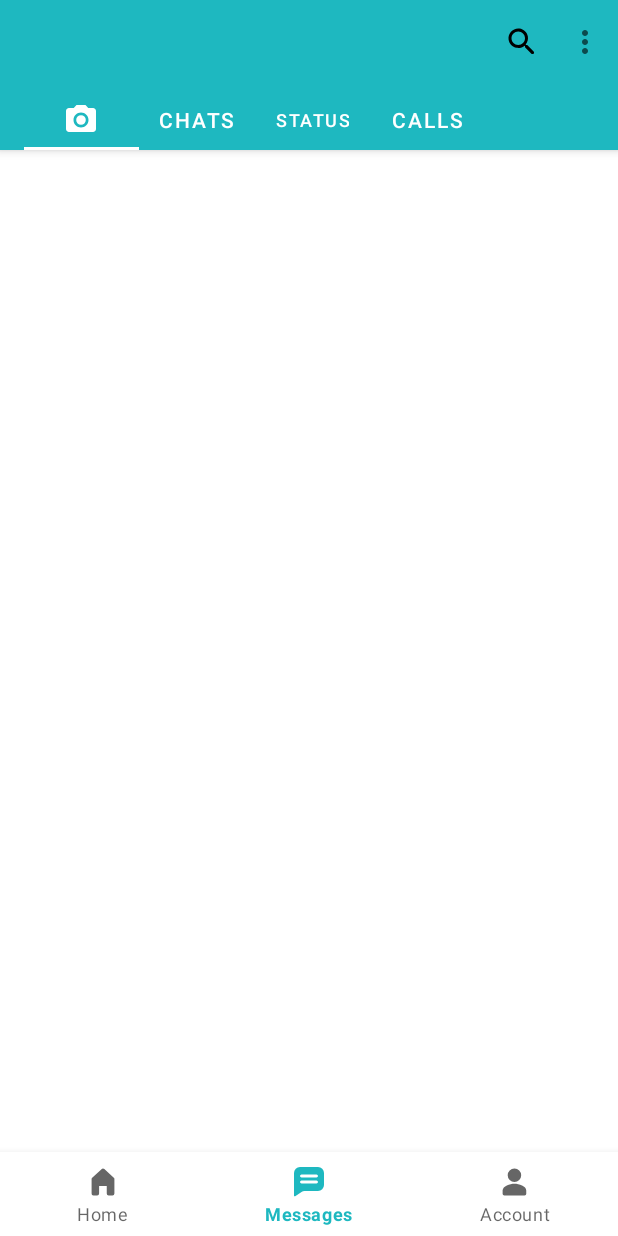
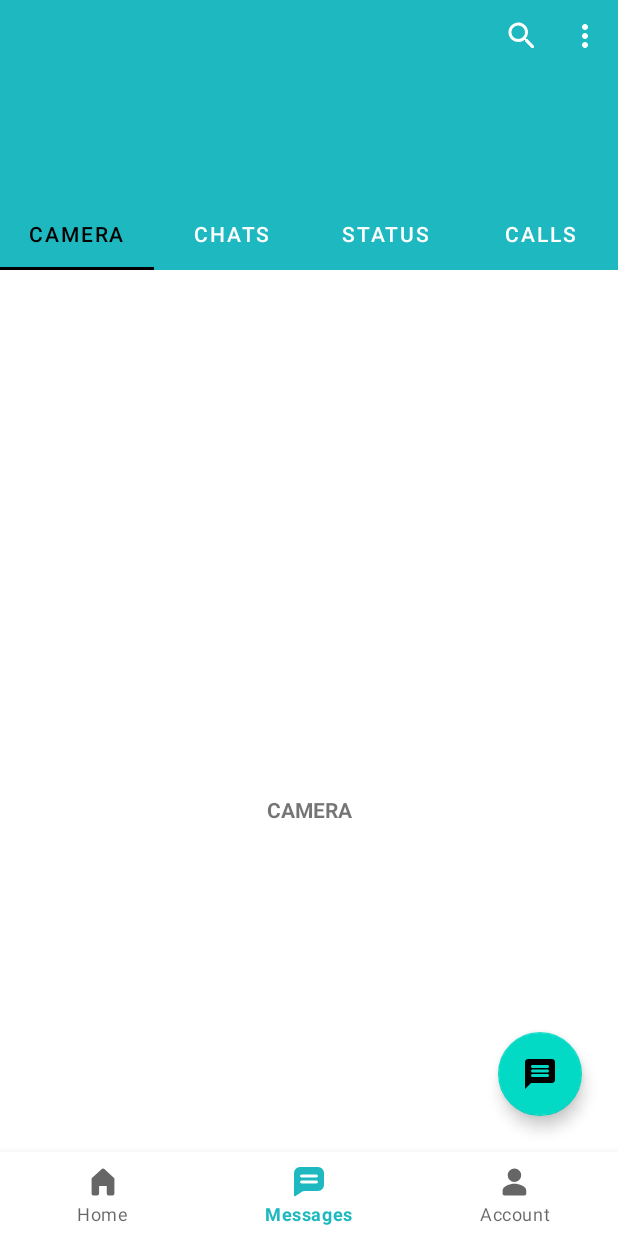
Before and after one commit to mohamedAllam9072/RevampGoopets, an Android app: the screen it shows after launch (MainActivity), on a phone screen of 412 x 824 dp. Run offline under Robolectric (Android 15) with nearby library versions, the phone set to English and light mode, and no system bars; our stand-ins replace data binding, navigation-ui.

Commit message:
start chat app 3

```diff
--- /dev/null
+++ b/app/src/main/java/com/allam/revampgopets/ui/allChats/adapters/ChatPagerAdapter.java
@@ -0,0 +1,55 @@
+package com.allam.revampgopets.ui.allChats.adapters;
+
+import android.content.Context;
+
+import androidx.annotation.Nullable;
+import androidx.annotation.StringRes;
+import androidx.fragment.app.Fragment;
+import androidx.fragment.app.FragmentManager;
+import androidx.fragment.app.FragmentPagerAdapter;
+
+import com.allam.revampgopets.R;
+import com.allam.revampgopets.ui.allChats.mainScreens.CallsFragment;
+import com.allam.revampgopets.ui.allChats.mainScreens.CameraFragment;
+import com.allam.revampgopets.ui.allChats.mainScreens.ChatsFragment;
+import com.allam.revampgopets.ui.allChats.mainScreens.StatusFragment;
+
+
+public class ChatPagerAdapter extends FragmentPagerAdapter {
+    @StringRes
+    private static final int[] TAB_TITLES = new int[]{R.string.camera, R.string.chats, R.string.status, R.string.calls};
+    private final Context mContext;
+
+    public ChatPagerAdapter(Context context, FragmentManager fm) {
+        super(fm);
+        mContext = context;
+    }
+
+    @Override
+    public Fragment getItem(int position) {
+
+        switch (position) {
+            case 1:
+                return new ChatsFragment();
+            case 2:
+                return new StatusFragment();
+            case 3:
+                return new CallsFragment();
+            default:
+                return new CameraFragment();
+
+        }
+
+    }
+
+    @Nullable
+    @Override
+    public CharSequence getPageTitle(int position) {
+        return mContext.getResources().getString(TAB_TITLES[position]);
+    }
+
+    @Override
+    public int getCount() {
+        return 4;
+    }
+}
--- a/app/src/main/java/com/allam/revampgopets/ui/allChats/AllChatsFragment.java
+++ b/app/src/main/java/com/allam/revampgopets/ui/allChats/mainScreens/AllChatsFragment.java
@@ -1,32 +1,32 @@
-package com.allam.revampgopets.ui.allChats;
+package com.allam.revampgopets.ui.allChats.mainScreens;
 
 import android.os.Bundle;
 import android.view.LayoutInflater;
 import android.view.View;
 import android.view.ViewGroup;
-import android.widget.TextView;
 
 import androidx.annotation.NonNull;
-import androidx.annotation.Nullable;
 import androidx.databinding.DataBindingUtil;
 import androidx.fragment.app.Fragment;
-import androidx.lifecycle.Observer;
 import androidx.lifecycle.ViewModelProvider;
 
 import com.allam.revampgopets.R;
 import com.allam.revampgopets.databinding.FragmentAllChatsBinding;
+import com.allam.revampgopets.ui.allChats.adapters.ChatPagerAdapter;
+import com.allam.revampgopets.ui.allChats.viewModels.AllChatsViewModel;
 
 
 public class AllChatsFragment extends Fragment {
 
     private AllChatsViewModel allChatsViewModel;
     private FragmentAllChatsBinding binding;
-
+    private ChatPagerAdapter pagerAdapter;
     public View onCreateView(@NonNull LayoutInflater inflater, ViewGroup container, Bundle savedInstanceState) {
         allChatsViewModel = new ViewModelProvider(this).get(AllChatsViewModel.class);
-
         binding = DataBindingUtil.inflate(inflater, R.layout.fragment_all_chats, container, false);
-
+        pagerAdapter = new ChatPagerAdapter(getContext(), getChildFragmentManager());
+        binding.viewPager.setAdapter(pagerAdapter);
+        binding.tabs.setupWithViewPager(binding.viewPager);
         return binding.getRoot();
     }
 
--- /dev/null
+++ b/app/src/main/java/com/allam/revampgopets/ui/allChats/mainScreens/CameraFragment.java
@@ -0,0 +1,20 @@
+package com.allam.revampgopets.ui.allChats.mainScreens;
+
+import android.os.Bundle;
+import android.view.LayoutInflater;
+import android.view.View;
+import android.view.ViewGroup;
+
+import androidx.fragment.app.Fragment;
+
+import com.allam.revampgopets.R;
+
+public class CameraFragment extends Fragment {
+
+    @Override
+    public View onCreateView(LayoutInflater inflater, ViewGroup container,
+                             Bundle savedInstanceState) {
+        // Inflate the layout for this fragment
+        return inflater.inflate(R.layout.fragment_camera, container, false);
+    }
+}
--- /dev/null
+++ b/app/src/main/java/com/allam/revampgopets/ui/allChats/mainScreens/ChatsFragment.java
@@ -0,0 +1,21 @@
+package com.allam.revampgopets.ui.allChats.mainScreens;
+
+import android.os.Bundle;
+import android.view.LayoutInflater;
+import android.view.View;
+import android.view.ViewGroup;
+
+import androidx.fragment.app.Fragment;
+
+import com.allam.revampgopets.R;
+
+public class ChatsFragment extends Fragment {
+
+
+    @Override
+    public View onCreateView(LayoutInflater inflater, ViewGroup container,
+                             Bundle savedInstanceState) {
+        // Inflate the layout for this fragment
+        return inflater.inflate(R.layout.fragment_chats, container, false);
+    }
+}
--- a/app/src/main/java/com/allam/revampgopets/ui/allChats/AllChatsViewModel.java
+++ b/app/src/main/java/com/allam/revampgopets/ui/allChats/viewModels/AllChatsViewModel.java
@@ -1,4 +1,4 @@
-package com.allam.revampgopets.ui.allChats;
+package com.allam.revampgopets.ui.allChats.viewModels;
 
 import androidx.lifecycle.LiveData;
 import androidx.lifecycle.MutableLiveData;
@@ -6,7 +6,7 @@ import androidx.lifecycle.ViewModel;
 
 public class AllChatsViewModel extends ViewModel {
 
-    private MutableLiveData<String> mText;
+    private final MutableLiveData<String> mText;
 
     public AllChatsViewModel() {
         mText = new MutableLiveData<>();
--- a/app/src/main/res/drawable/ic_camera.xml
+++ b/app/src/main/res/drawable/ic_camera.xml
@@ -2,7 +2,7 @@
     android:width="24dp"
     android:height="24dp"
     android:autoMirrored="true"
-    android:tint="#000000"
+    android:tint="@color/white"
     android:viewportWidth="24"
     android:viewportHeight="24">
     <path
--- /dev/null
+++ b/app/src/main/res/drawable/ic_round_message_24.xml
@@ -0,0 +1,11 @@
+<vector xmlns:android="http://schemas.android.com/apk/res/android"
+    android:width="24dp"
+    android:height="24dp"
+    android:autoMirrored="true"
+    android:tint="#FFFFFF"
+    android:viewportWidth="24"
+    android:viewportHeight="24">
+    <path
+        android:fillColor="@android:color/white"
+        android:pathData="M20,2L4,2c-1.1,0 -1.99,0.9 -1.99,2L2,22l4,-4h14c1.1,0 2,-0.9 2,-2L22,4c0,-1.1 -0.9,-2 -2,-2zM17,14L7,14c-0.55,0 -1,-0.45 -1,-1s0.45,-1 1,-1h10c0.55,0 1,0.45 1,1s-0.45,1 -1,1zM17,11L7,11c-0.55,0 -1,-0.45 -1,-1s0.45,-1 1,-1h10c0.55,0 1,0.45 1,1s-0.45,1 -1,1zM17,8L7,8c-0.55,0 -1,-0.45 -1,-1s0.45,-1 1,-1h10c0.55,0 1,0.45 1,1s-0.45,1 -1,1z" />
+</vector>
--- a/app/src/main/res/drawable/ic_search.xml
+++ b/app/src/main/res/drawable/ic_search.xml
@@ -2,7 +2,7 @@
     android:width="24dp"
     android:height="24dp"
     android:autoMirrored="true"
-    android:tint="@color/black"
+    android:tint="@color/white"
     android:viewportWidth="24"
     android:viewportHeight="24">
     <path
--- a/app/src/main/res/layout/fragment_all_chats.xml
+++ b/app/src/main/res/layout/fragment_all_chats.xml
@@ -6,80 +6,73 @@
     </data>
 
     <androidx.coordinatorlayout.widget.CoordinatorLayout
+        android:id="@+id/main_content"
         android:layout_width="match_parent"
-        android:layout_height="match_parent">
+        android:layout_height="match_parent"
+        android:fitsSystemWindows="true">
 
         <com.google.android.material.appbar.AppBarLayout
+            android:id="@+id/appbar"
             android:layout_width="match_parent"
-            android:layout_height="wrap_content">
+            android:layout_height="wrap_content"
+            android:background="@color/colorPrimary"
+            android:fitsSystemWindows="true"
+            android:theme="@style/ThemeOverlay.AppCompat.Dark.ActionBar">
 
             <com.google.android.material.appbar.CollapsingToolbarLayout
-                android:id="@+id/toolbar_layout"
+                android:id="@+id/collapsing_toolbar"
                 android:layout_width="match_parent"
-                android:layout_height="100dp"
+                android:layout_height="180dp"
                 android:fitsSystemWindows="true"
-                app:contentScrim="@color/colorPrimary"
-                app:layout_scrollFlags="scroll|exitUntilCollapsed"
-                app:toolbarId="@+id/toolbar">
+                app:contentScrim="?android:attr/colorControlHighlight"
+                app:expandedTitleMarginEnd="64dp"
+                app:expandedTitleMarginStart="48dp"
+                app:expandedTitleTextAppearance="@android:color/transparent"
+                app:layout_collapseMode="pin"
+                app:layout_scrollFlags="scroll|exitUntilCollapsed">
+
+                <com.google.android.material.tabs.TabLayout
+                    android:id="@+id/tabs"
+                    android:layout_width="match_parent"
+                    android:layout_height="48dp"
+                    android:layout_gravity="bottom"
+                    android:background="@color/colorPrimary"
+                    app:tabGravity="fill"
+                    app:tabIconTint="@color/white"
+                    app:tabIconTintMode="src_in"
+                    app:tabIndicatorColor="@color/black"
+                    app:tabMode="fixed"
+                    app:tabSelectedTextColor="@color/black"
+                    app:tabTextColor="@color/white" />
 
 
                 <com.google.android.material.appbar.MaterialToolbar
-                    android:id="@+id/detail_toolbar"
+                    android:id="@+id/toolbar"
                     android:layout_width="match_parent"
-                    android:layout_height="wrap_content"
-                    android:text="@string/app_name"
-                    app:layout_collapseMode="pin"
+                    android:layout_height="48dp"
+                    app:layout_collapseMode="none"
                     app:menu="@menu/all_chats_screen_menu"
-                    app:popupTheme="@style/ThemeOverlay.AppCompat.Light"
-                    app:titleTextColor="@color/black">
-
-                    <com.google.android.material.tabs.TabLayout
-                        android:id="@+id/tabs"
-                        android:layout_width="match_parent"
-                        android:layout_height="wrap_content"
-                        android:layout_gravity="bottom"
-                        android:background="@color/colorPrimary"
-                        app:tabIconTint="@color/white"
-                        app:tabIndicatorColor="@color/white"
-                        app:tabIndicatorGravity="bottom"
-                        app:tabIndicatorHeight="6dp"
-                        app:tabTextColor="@color/white">
-
-                        <com.google.android.material.tabs.TabItem
-                            android:layout_width="match_parent"
-                            android:layout_height="wrap_content"
-                            android:icon="@drawable/ic_camera" />
-
-                        <com.google.android.material.tabs.TabItem
-                            android:layout_width="match_parent"
-                            android:layout_height="wrap_content"
-                            android:text="CHATS" />
-
-                        <com.google.android.material.tabs.TabItem
-                            android:layout_width="match_parent"
-                            android:layout_height="wrap_content"
-                            android:text="STATUS" />
-
-                        <com.google.android.material.tabs.TabItem
-                            android:layout_width="match_parent"
-                            android:layout_height="wrap_content"
-                            android:text="CALLS" />
-                    </com.google.android.material.tabs.TabLayout>
-                </com.google.android.material.appbar.MaterialToolbar>
+                    app:popupTheme="@style/ThemeOverlay.AppCompat.Light" />
 
             </com.google.android.material.appbar.CollapsingToolbarLayout>
 
+
         </com.google.android.material.appbar.AppBarLayout>
 
-        <!-- Note: A RecyclerView can also be used -->
-        <androidx.core.widget.NestedScrollView
+
+        <androidx.viewpager.widget.ViewPager
+            android:id="@+id/view_pager"
+            android:layout_width="match_parent"
             android:layout_height="match_parent"
-            android:layout_width="match_parent"
-            app:layout_behavior="@string/appbar_scrolling_view_behavior">
+            app:layout_behavior="@string/appbar_scrolling_view_behavior" />
 
-            <!-- Scrollable content -->
-
-        </androidx.core.widget.NestedScrollView>
-
+        <com.google.android.material.floatingactionbutton.FloatingActionButton
+            android:id="@+id/btnMessage"
+            android:layout_width="wrap_content"
+            android:layout_height="wrap_content"
+            android:layout_margin="24dp"
+            android:src="@drawable/ic_round_message_24"
+            app:layout_anchor="@id/view_pager"
+            app:layout_anchorGravity="bottom|right" />
     </androidx.coordinatorlayout.widget.CoordinatorLayout>
 </layout>
--- /dev/null
+++ b/app/src/main/res/layout/fragment_camera.xml
@@ -0,0 +1,15 @@
+<?xml version="1.0" encoding="utf-8"?>
+<FrameLayout xmlns:android="http://schemas.android.com/apk/res/android"
+    xmlns:tools="http://schemas.android.com/tools"
+    android:layout_width="match_parent"
+    android:layout_height="match_parent"
+    tools:context=".ui.allChats.mainScreens.CameraFragment">
+
+    <TextView
+        android:layout_width="match_parent"
+        android:layout_height="match_parent"
+        android:gravity="center"
+        android:text="@string/camera"
+        android:textStyle="bold" />
+
+</FrameLayout>
--- a/app/src/main/res/navigation/mobile_navigation.xml
+++ b/app/src/main/res/navigation/mobile_navigation.xml
@@ -21,7 +21,7 @@
 
     <fragment
         android:id="@+id/navigation_all_chats"
-        android:name="com.allam.revampgopets.ui.allChats.AllChatsFragment"
+        android:name="com.allam.revampgopets.ui.allChats.mainScreens.AllChatsFragment"
         android:label="@string/title_all_chats"
         tools:layout="@layout/fragment_all_chats" />
 
--- a/app/src/main/res/values/strings.xml
+++ b/app/src/main/res/values/strings.xml
@@ -49,4 +49,8 @@
     <string name="linkedDevices">Linked devices</string>
     <string name="starredMessages">Starred messages</string>
     <string name="Settings">Settings</string>
+    <string name="chats">CHATS</string>
+    <string name="status">STATUS</string>
+    <string name="calls">CALLS</string>
+    <string name="camera">CAMERA</string>
 </resources>
--- a/app/src/main/res/values/themes.xml
+++ b/app/src/main/res/values/themes.xml
@@ -11,6 +11,7 @@
         <item name="colorOnSecondary">@color/black</item>
         <!-- Status bar color. -->
         <item name="android:statusBarColor" tools:targetApi="l">?attr/colorPrimaryVariant</item>
+        <item name="android:textColorSecondary">@color/white</item>
         <!-- Customize your theme here. -->
     </style>
 </resources>
```
Also changed, not shown: app/src/main/java/com/allam/revampgopets/ui/allChats/mainScreens/CallsFragment.java (added, +19 -0 lines), app/src/main/java/com/allam/revampgopets/ui/allChats/mainScreens/StatusFragment.java (added, +21 -0 lines), app/src/main/res/layout/fragment_account.xml (+10 -25 lines), app/src/main/res/layout/fragment_calls.xml (added, +16 -0 lines), app/src/main/res/layout/fragment_chats.xml (added, +15 -0 lines), app/src/main/res/layout/fragment_status.xml (added, +15 -0 lines), 1 other file.
